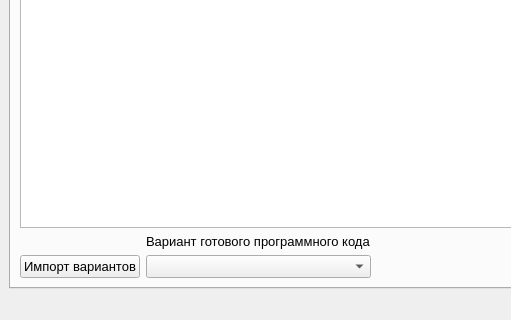
Old version of the form mainwindow.ui in the repository Nemilad/Fusion_Simulator; both pictures show x 0 to 511 and y 400 to 720 of the 1520 by 720 pixel window.
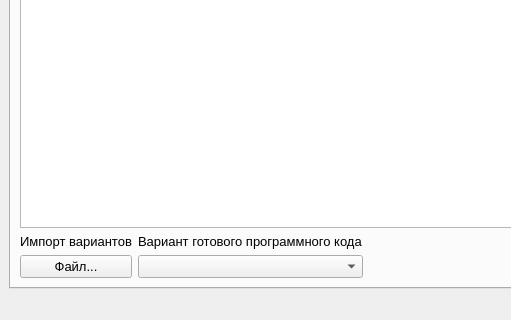
New version of the form. The open tabs and pages were chosen to show the change. Icons and pictures are not drawn.

The edit to the form file:
```diff
--- a/mainwindow.ui
+++ b/mainwindow.ui
@@ -1424,15 +1424,18 @@
             <item>
              <widget class="QLabel" name="label">
               <property name="text">
-               <string/>
-              </property>
-             </widget>
-            </item>
-            <item>
-             <widget class="QPushButton" name="pushButton_macro_import">
-              <property name="text">
                <string>Импорт вариантов</string>
               </property>
+              <property name="alignment">
+               <set>Qt::AlignCenter</set>
+              </property>
+             </widget>
+            </item>
+            <item>
+             <widget class="QPushButton" name="pushButton_macro_import">
+              <property name="text">
+               <string>Файл...</string>
+              </property>
              </widget>
             </item>
            </layout>
@@ -1444,6 +1447,9 @@
               <property name="text">
                <string>Вариант готового программного кода</string>
               </property>
+              <property name="alignment">
+               <set>Qt::AlignLeading|Qt::AlignLeft|Qt::AlignVCenter</set>
+              </property>
              </widget>
             </item>
             <item>
```
